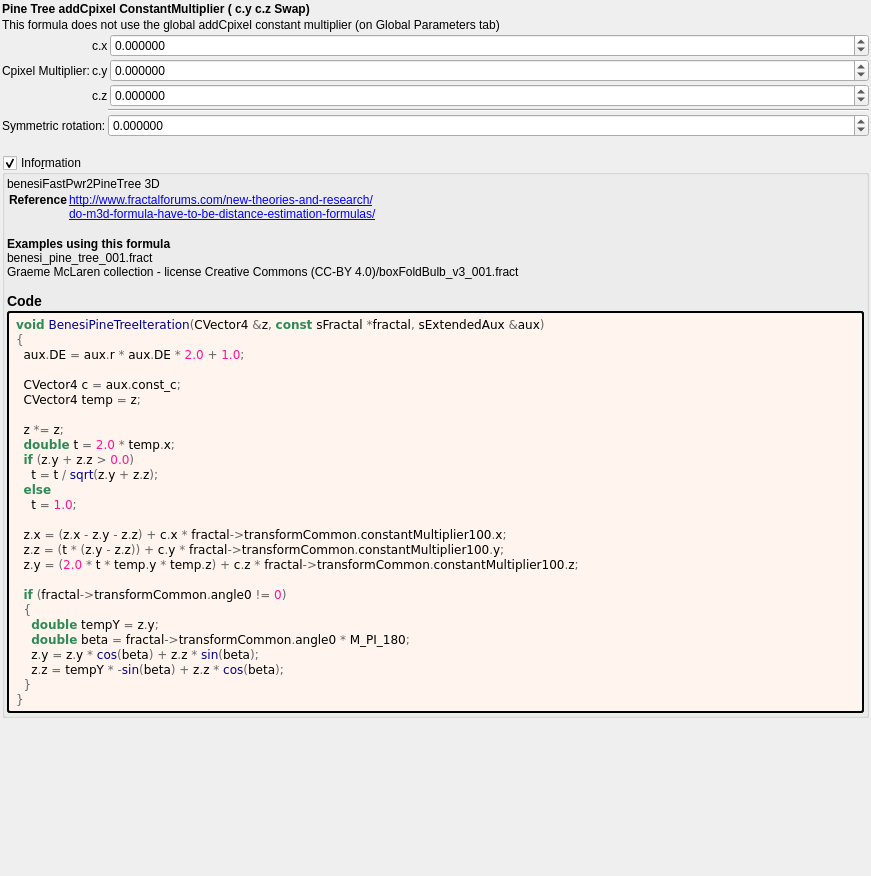
Above: mandelbulber2/formula/ui/benesi_pine_tree.ui from buddhi1980/mandelbulber2 before the change. Below: the same form after it.
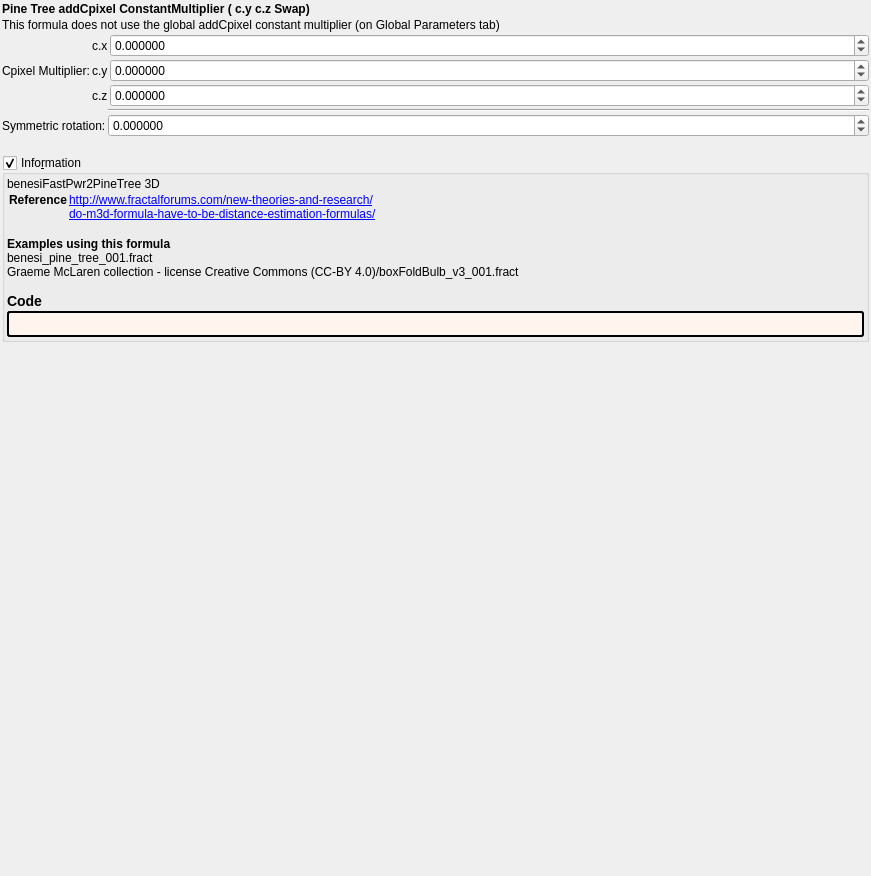
That is the form after the change. Custom widgets are drawn as their Qt base class.

The edit to the form file:
```diff
--- a/mandelbulber2/formula/ui/benesi_pine_tree.ui
+++ b/mandelbulber2/formula/ui/benesi_pine_tree.ui
@@ -281,35 +281,7 @@
          <string notr="true">border-style: outset; border-width: 2px; border-radius: 3px; border-color: black; background-color: #fff5ee; padding: 4px;</string>
         </property>
         <property name="text">
-         <string notr="true">&lt;body style=&quot;background-color:#fff5ee&quot;&gt;
-&lt;pre style=&quot;color:#000000; background-color:#fff5ee;  font-family:'Courier New',monospace;&quot;&gt;&lt;span style=&quot;color:#2e8b57; font-weight:bold&quot;&gt;void&lt;/span&gt; &lt;span style=&quot;color:#00008f&quot;&gt;BenesiPineTreeIteration&lt;/span&gt;&lt;span style=&quot;color:#676767&quot;&gt;(&lt;/span&gt;CVector4 &lt;span style=&quot;color:#676767&quot;&gt;&amp;amp;&lt;/span&gt;z&lt;span style=&quot;color:#676767&quot;&gt;,&lt;/span&gt; &lt;span style=&quot;color:#2e8b57; font-weight:bold&quot;&gt;const&lt;/span&gt; sFractal &lt;span style=&quot;color:#676767&quot;&gt;*&lt;/span&gt;fractal&lt;span style=&quot;color:#676767&quot;&gt;,&lt;/span&gt; sExtendedAux &lt;span style=&quot;color:#676767&quot;&gt;&amp;amp;&lt;/span&gt;aux&lt;span style=&quot;color:#676767&quot;&gt;)&lt;/span&gt;
-&lt;span style=&quot;color:#676767&quot;&gt;{&lt;/span&gt;
-  aux&lt;span style=&quot;color:#676767&quot;&gt;.&lt;/span&gt;DE &lt;span style=&quot;color:#676767&quot;&gt;=&lt;/span&gt; aux&lt;span style=&quot;color:#676767&quot;&gt;.&lt;/span&gt;r &lt;span style=&quot;color:#676767&quot;&gt;*&lt;/span&gt; aux&lt;span style=&quot;color:#676767&quot;&gt;.&lt;/span&gt;DE &lt;span style=&quot;color:#676767&quot;&gt;*&lt;/span&gt; &lt;span style=&quot;color:#ff1493&quot;&gt;2.0&lt;/span&gt; &lt;span style=&quot;color:#676767&quot;&gt;+&lt;/span&gt; &lt;span style=&quot;color:#ff1493&quot;&gt;1.0&lt;/span&gt;&lt;span style=&quot;color:#676767&quot;&gt;;&lt;/span&gt;
-
-  CVector4 c &lt;span style=&quot;color:#676767&quot;&gt;=&lt;/span&gt; aux&lt;span style=&quot;color:#676767&quot;&gt;.&lt;/span&gt;const_c&lt;span style=&quot;color:#676767&quot;&gt;;&lt;/span&gt;
-  CVector4 temp &lt;span style=&quot;color:#676767&quot;&gt;=&lt;/span&gt; z&lt;span style=&quot;color:#676767&quot;&gt;;&lt;/span&gt;
-
-  z &lt;span style=&quot;color:#676767&quot;&gt;*=&lt;/span&gt; z&lt;span style=&quot;color:#676767&quot;&gt;;&lt;/span&gt;
-  &lt;span style=&quot;color:#2e8b57; font-weight:bold&quot;&gt;double&lt;/span&gt; t &lt;span style=&quot;color:#676767&quot;&gt;=&lt;/span&gt; &lt;span style=&quot;color:#ff1493&quot;&gt;2.0&lt;/span&gt; &lt;span style=&quot;color:#676767&quot;&gt;*&lt;/span&gt; temp&lt;span style=&quot;color:#676767&quot;&gt;.&lt;/span&gt;x&lt;span style=&quot;color:#676767&quot;&gt;;&lt;/span&gt;
-  &lt;span style=&quot;color:#2e8b57; font-weight:bold&quot;&gt;if&lt;/span&gt; &lt;span style=&quot;color:#676767&quot;&gt;(&lt;/span&gt;z&lt;span style=&quot;color:#676767&quot;&gt;.&lt;/span&gt;y &lt;span style=&quot;color:#676767&quot;&gt;+&lt;/span&gt; z&lt;span style=&quot;color:#676767&quot;&gt;.&lt;/span&gt;z &lt;span style=&quot;color:#676767&quot;&gt;&amp;gt;&lt;/span&gt; &lt;span style=&quot;color:#ff1493&quot;&gt;0.0&lt;/span&gt;&lt;span style=&quot;color:#676767&quot;&gt;)&lt;/span&gt;
-    t &lt;span style=&quot;color:#676767&quot;&gt;=&lt;/span&gt; t &lt;span style=&quot;color:#676767&quot;&gt;/&lt;/span&gt; &lt;span style=&quot;color:#00008f&quot;&gt;sqrt&lt;/span&gt;&lt;span style=&quot;color:#676767&quot;&gt;(&lt;/span&gt;z&lt;span style=&quot;color:#676767&quot;&gt;.&lt;/span&gt;y &lt;span style=&quot;color:#676767&quot;&gt;+&lt;/span&gt; z&lt;span style=&quot;color:#676767&quot;&gt;.&lt;/span&gt;z&lt;span style=&quot;color:#676767&quot;&gt;);&lt;/span&gt;
-  &lt;span style=&quot;color:#2e8b57; font-weight:bold&quot;&gt;else&lt;/span&gt;
-    t &lt;span style=&quot;color:#676767&quot;&gt;=&lt;/span&gt; &lt;span style=&quot;color:#ff1493&quot;&gt;1.0&lt;/span&gt;&lt;span style=&quot;color:#676767&quot;&gt;;&lt;/span&gt;
-
-  z&lt;span style=&quot;color:#676767&quot;&gt;.&lt;/span&gt;x &lt;span style=&quot;color:#676767&quot;&gt;= (&lt;/span&gt;z&lt;span style=&quot;color:#676767&quot;&gt;.&lt;/span&gt;x &lt;span style=&quot;color:#676767&quot;&gt;-&lt;/span&gt; z&lt;span style=&quot;color:#676767&quot;&gt;.&lt;/span&gt;y &lt;span style=&quot;color:#676767&quot;&gt;-&lt;/span&gt; z&lt;span style=&quot;color:#676767&quot;&gt;.&lt;/span&gt;z&lt;span style=&quot;color:#676767&quot;&gt;) +&lt;/span&gt; c&lt;span style=&quot;color:#676767&quot;&gt;.&lt;/span&gt;x &lt;span style=&quot;color:#676767&quot;&gt;*&lt;/span&gt; fractal&lt;span style=&quot;color:#676767&quot;&gt;-&amp;gt;&lt;/span&gt;transformCommon&lt;span style=&quot;color:#676767&quot;&gt;.&lt;/span&gt;constantMultiplier100&lt;span style=&quot;color:#676767&quot;&gt;.&lt;/span&gt;x&lt;span style=&quot;color:#676767&quot;&gt;;&lt;/span&gt;
-  z&lt;span style=&quot;color:#676767&quot;&gt;.&lt;/span&gt;z &lt;span style=&quot;color:#676767&quot;&gt;= (&lt;/span&gt;t &lt;span style=&quot;color:#676767&quot;&gt;* (&lt;/span&gt;z&lt;span style=&quot;color:#676767&quot;&gt;.&lt;/span&gt;y &lt;span style=&quot;color:#676767&quot;&gt;-&lt;/span&gt; z&lt;span style=&quot;color:#676767&quot;&gt;.&lt;/span&gt;z&lt;span style=&quot;color:#676767&quot;&gt;)) +&lt;/span&gt; c&lt;span style=&quot;color:#676767&quot;&gt;.&lt;/span&gt;y &lt;span style=&quot;color:#676767&quot;&gt;*&lt;/span&gt; fractal&lt;span style=&quot;color:#676767&quot;&gt;-&amp;gt;&lt;/span&gt;transformCommon&lt;span style=&quot;color:#676767&quot;&gt;.&lt;/span&gt;constantMultiplier100&lt;span style=&quot;color:#676767&quot;&gt;.&lt;/span&gt;y&lt;span style=&quot;color:#676767&quot;&gt;;&lt;/span&gt;
-  z&lt;span style=&quot;color:#676767&quot;&gt;.&lt;/span&gt;y &lt;span style=&quot;color:#676767&quot;&gt;= (&lt;/span&gt;&lt;span style=&quot;color:#ff1493&quot;&gt;2.0&lt;/span&gt; &lt;span style=&quot;color:#676767&quot;&gt;*&lt;/span&gt; t &lt;span style=&quot;color:#676767&quot;&gt;*&lt;/span&gt; temp&lt;span style=&quot;color:#676767&quot;&gt;.&lt;/span&gt;y &lt;span style=&quot;color:#676767&quot;&gt;*&lt;/span&gt; temp&lt;span style=&quot;color:#676767&quot;&gt;.&lt;/span&gt;z&lt;span style=&quot;color:#676767&quot;&gt;) +&lt;/span&gt; c&lt;span style=&quot;color:#676767&quot;&gt;.&lt;/span&gt;z &lt;span style=&quot;color:#676767&quot;&gt;*&lt;/span&gt; fractal&lt;span style=&quot;color:#676767&quot;&gt;-&amp;gt;&lt;/span&gt;transformCommon&lt;span style=&quot;color:#676767&quot;&gt;.&lt;/span&gt;constantMultiplier100&lt;span style=&quot;color:#676767&quot;&gt;.&lt;/span&gt;z&lt;span style=&quot;color:#676767&quot;&gt;;&lt;/span&gt;
-
-  &lt;span style=&quot;color:#2e8b57; font-weight:bold&quot;&gt;if&lt;/span&gt; &lt;span style=&quot;color:#676767&quot;&gt;(&lt;/span&gt;fractal&lt;span style=&quot;color:#676767&quot;&gt;-&amp;gt;&lt;/span&gt;transformCommon&lt;span style=&quot;color:#676767&quot;&gt;.&lt;/span&gt;angle0 &lt;span style=&quot;color:#676767&quot;&gt;!=&lt;/span&gt; &lt;span style=&quot;color:#ff1493&quot;&gt;0&lt;/span&gt;&lt;span style=&quot;color:#676767&quot;&gt;)&lt;/span&gt;
-  &lt;span style=&quot;color:#676767&quot;&gt;{&lt;/span&gt;
-    &lt;span style=&quot;color:#2e8b57; font-weight:bold&quot;&gt;double&lt;/span&gt; tempY &lt;span style=&quot;color:#676767&quot;&gt;=&lt;/span&gt; z&lt;span style=&quot;color:#676767&quot;&gt;.&lt;/span&gt;y&lt;span style=&quot;color:#676767&quot;&gt;;&lt;/span&gt;
-    &lt;span style=&quot;color:#2e8b57; font-weight:bold&quot;&gt;double&lt;/span&gt; beta &lt;span style=&quot;color:#676767&quot;&gt;=&lt;/span&gt; fractal&lt;span style=&quot;color:#676767&quot;&gt;-&amp;gt;&lt;/span&gt;transformCommon&lt;span style=&quot;color:#676767&quot;&gt;.&lt;/span&gt;angle0 &lt;span style=&quot;color:#676767&quot;&gt;*&lt;/span&gt; M_PI_180&lt;span style=&quot;color:#676767&quot;&gt;;&lt;/span&gt;
-    z&lt;span style=&quot;color:#676767&quot;&gt;.&lt;/span&gt;y &lt;span style=&quot;color:#676767&quot;&gt;=&lt;/span&gt; z&lt;span style=&quot;color:#676767&quot;&gt;.&lt;/span&gt;y &lt;span style=&quot;color:#676767&quot;&gt;*&lt;/span&gt; &lt;span style=&quot;color:#00008f&quot;&gt;cos&lt;/span&gt;&lt;span style=&quot;color:#676767&quot;&gt;(&lt;/span&gt;beta&lt;span style=&quot;color:#676767&quot;&gt;) +&lt;/span&gt; z&lt;span style=&quot;color:#676767&quot;&gt;.&lt;/span&gt;z &lt;span style=&quot;color:#676767&quot;&gt;*&lt;/span&gt; &lt;span style=&quot;color:#00008f&quot;&gt;sin&lt;/span&gt;&lt;span style=&quot;color:#676767&quot;&gt;(&lt;/span&gt;beta&lt;span style=&quot;color:#676767&quot;&gt;);&lt;/span&gt;
-    z&lt;span style=&quot;color:#676767&quot;&gt;.&lt;/span&gt;z &lt;span style=&quot;color:#676767&quot;&gt;=&lt;/span&gt; tempY &lt;span style=&quot;color:#676767&quot;&gt;* -&lt;/span&gt;&lt;span style=&quot;color:#00008f&quot;&gt;sin&lt;/span&gt;&lt;span style=&quot;color:#676767&quot;&gt;(&lt;/span&gt;beta&lt;span style=&quot;color:#676767&quot;&gt;) +&lt;/span&gt; z&lt;span style=&quot;color:#676767&quot;&gt;.&lt;/span&gt;z &lt;span style=&quot;color:#676767&quot;&gt;*&lt;/span&gt; &lt;span style=&quot;color:#00008f&quot;&gt;cos&lt;/span&gt;&lt;span style=&quot;color:#676767&quot;&gt;(&lt;/span&gt;beta&lt;span style=&quot;color:#676767&quot;&gt;);&lt;/span&gt;
-  &lt;span style=&quot;color:#676767&quot;&gt;}&lt;/span&gt;
-&lt;span style=&quot;color:#676767&quot;&gt;}&lt;/span&gt;
-&lt;/pre&gt;
-&lt;/body&gt;</string>
+         <string notr="true"></string>
         </property>
         <property name="wordWrap">
          <bool>true</bool>
```
Left out of the diff: 2 changed lines with no effect on the pictures.
